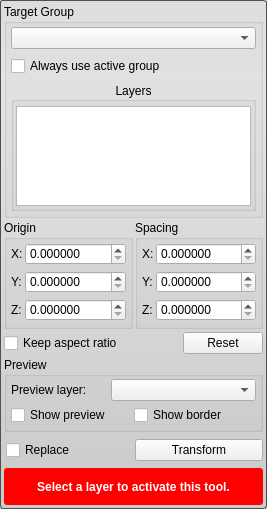
First picture: the form in src/Interface/ToolInterface/TransformToolInterface.ui, repository SCIInstitute/Seg3D, before the edit.
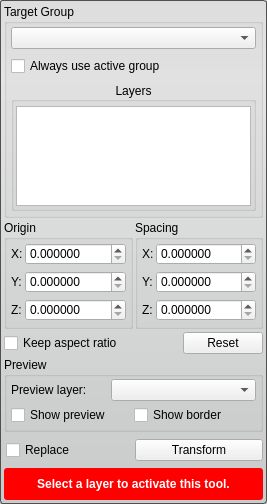
Second picture: the form after the edit.

Commit message: updates to the Cmake files to remove warnings on Externals updated the SingleTargetTool so that it can handle setting the validity properly for tools and filters that have more than one required combobox. updated all the tool and filter UI's

Diff of the .ui file:
```diff
--- a/src/Interface/ToolInterface/TransformToolInterface.ui
+++ b/src/Interface/ToolInterface/TransformToolInterface.ui
@@ -7,7 +7,7 @@
     <x>0</x>
     <y>0</y>
     <width>267</width>
-    <height>509</height>
+    <height>472</height>
    </rect>
   </property>
   <property name="sizePolicy">
@@ -762,6 +762,12 @@
        <height>32</height>
       </size>
      </property>
+     <property name="maximumSize">
+      <size>
+       <width>16777215</width>
+       <height>32</height>
+      </size>
+     </property>
      <property name="styleSheet">
       <string notr="true">QLabel#message_{
   color: white;
```
The commit also changes 34 other files.
